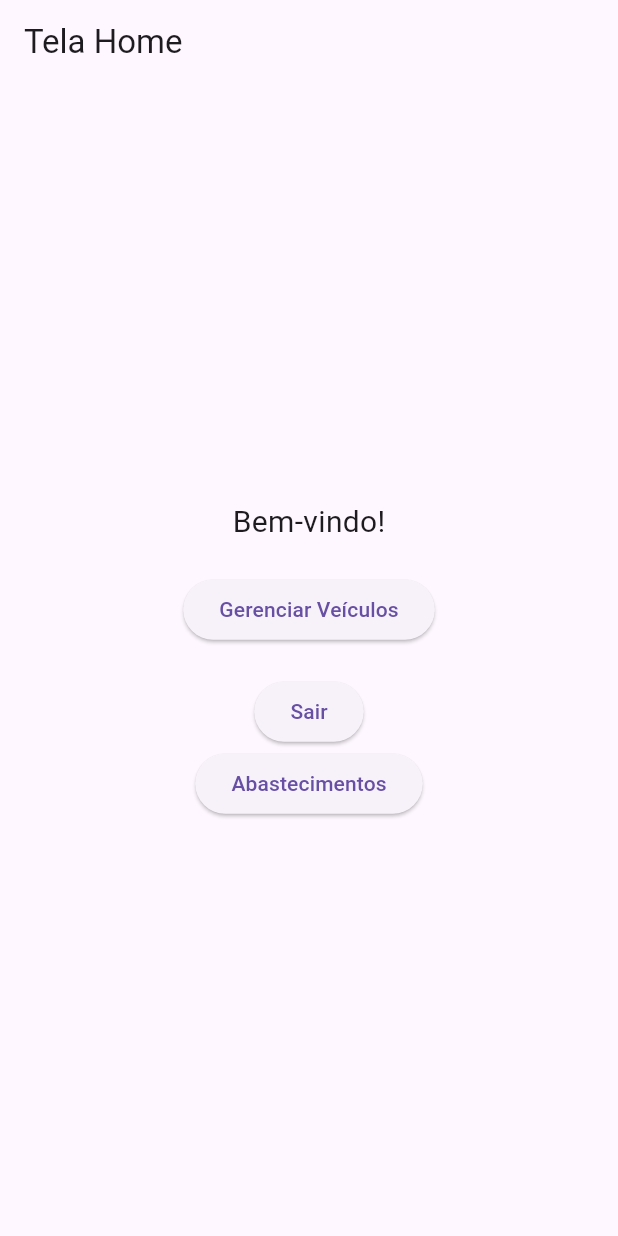
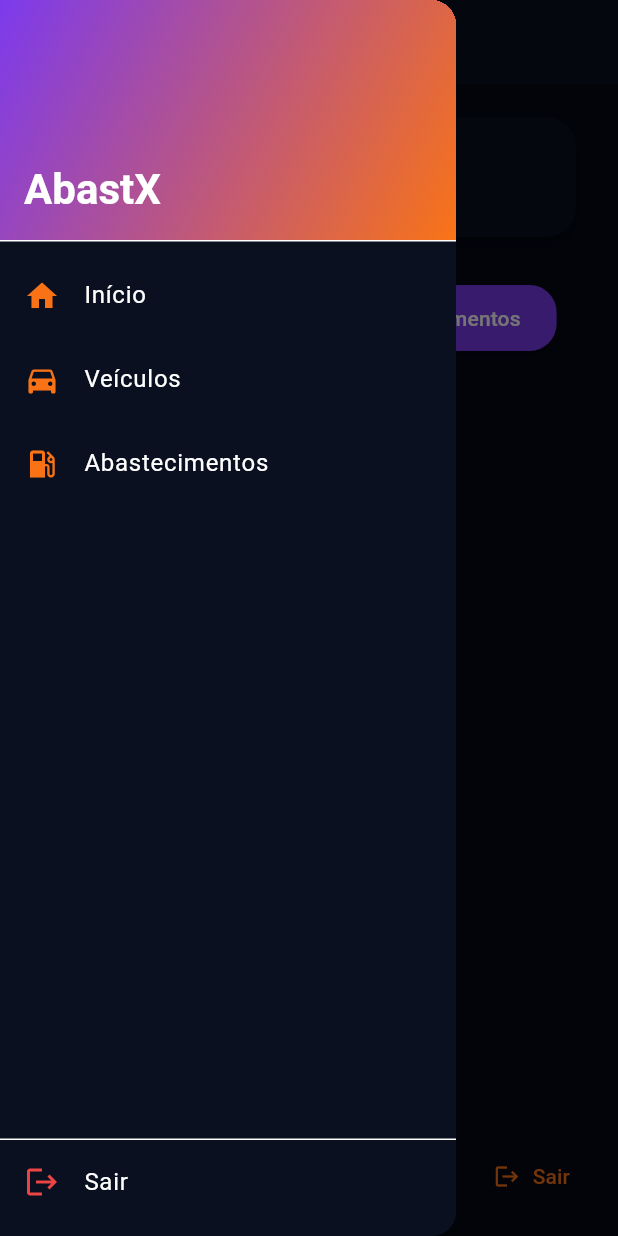
Before and after one commit to SergioRiyo/Controle-de-Abastecimento-e-Veiculos, a Flutter app: the screen it shows once a user with an empty profile is signed in, with the side drawer open (before the commit the screen has no drawer), on a phone screen of 412 x 824 dp. Run offline on Flutter 3.47's test engine with Material 3 defaults, Android fonts, the phone set to English and light mode, and no system bars; our stand-ins replace cloud_firestore, firebase_auth, firebase_core; accounts and stored records are empty.

```diff
--- a/lib/app.dart
+++ b/lib/app.dart
@@ -1,4 +1,5 @@
 import 'package:controle_de_abastecimento/core/routing/auth_gate.dart';
+import 'package:controle_de_abastecimento/core/theme/app_theme.dart';
 import 'package:controle_de_abastecimento/features/vehicles/presentation/pages/vehicle_form_page.dart';
 import 'package:controle_de_abastecimento/features/vehicles/presentation/pages/vehicles_list_page.dart';
 import 'package:flutter/material.dart';
@@ -36,6 +37,7 @@ class App extends StatelessWidget {
       ],
       child: MaterialApp(
         debugShowCheckedModeBanner: false,
+        theme: AppTheme.darkTheme,
         title: 'Controle Abastecimento App',
         home: const AuthGate(),
         routes: {
--- /dev/null
+++ b/lib/core/presentation/widgets/app_drawer.dart
@@ -0,0 +1,118 @@
+import 'package:controle_de_abastecimento/core/routing/auth_gate.dart';
+import 'package:controle_de_abastecimento/features/auth/application/auth_controller.dart';
+import 'package:flutter/material.dart';
+import 'package:provider/provider.dart';
+
+class AppDrawer extends StatelessWidget {
+  const AppDrawer({super.key});
+
+  @override
+  Widget build(BuildContext context) {
+    final colors = Theme.of(context).colorScheme;
+    final auth = context.read<AuthController>();
+
+    return Drawer(
+      backgroundColor: colors.surface,
+      child: Column(
+        children: [
+          DrawerHeader(
+            padding: EdgeInsets.zero,
+            child: Container(
+              decoration: BoxDecoration(
+                gradient: LinearGradient(
+                  colors: [colors.primary, colors.secondary],
+                  begin: Alignment.topLeft,
+                  end: Alignment.bottomRight,
+                ),
+              ),
+              child: Align(
+                alignment: Alignment.bottomLeft,
+                child: Padding(
+                  padding: const EdgeInsets.all(16.0),
+                  child: Text(
+                    'AbastX',
+                    style: Theme.of(context).textTheme.headlineMedium?.copyWith(
+                      color: colors.onPrimary,
+                      fontWeight: FontWeight.bold,
+                    ),
+                  ),
+                ),
+              ),
+            ),
+          ),
+
+          _DrawerItem(
+            icon: Icons.home,
+            label: 'Início',
+            onTap: () {
+              Navigator.pop(context);
+              Navigator.pushReplacementNamed(context, '/home');
+            },
+          ),
+          _DrawerItem(
+            icon: Icons.directions_car,
+            label: 'Veículos',
+            onTap: () {
+              Navigator.pop(context);
+              Navigator.pushReplacementNamed(context, '/vehicles');
+            },
+          ),
+          _DrawerItem(
+            icon: Icons.local_gas_station,
+            label: 'Abastecimentos',
+            onTap: () {
+              Navigator.pop(context);
+              Navigator.pushReplacementNamed(context, '/refuels');
+            },
+          ),
+
+          const Spacer(),
+          const Divider(height: 1),
+          _DrawerItem(
+            icon: Icons.logout,
+            label: 'Sair',
+            color: colors.error,
+            onTap: () async {
+              Navigator.pop(context);
+              await auth.signOut();
+
+              if (!context.mounted) return;
+
+              Navigator.pushAndRemoveUntil(
+                context,
+                MaterialPageRoute(builder: (_) => const AuthGate()),
+                (route) => false,
+              );
+            },
+          ),
+          const SizedBox(height: 8),
+        ],
+      ),
+    );
+  }
+}
+
+class _DrawerItem extends StatelessWidget {
+  final IconData icon;
+  final String label;
+  final VoidCallback onTap;
+  final Color? color;
+
+  const _DrawerItem({
+    required this.icon,
+    required this.label,
+    required this.onTap,
+    this.color,
+  });
+
+  @override
+  Widget build(BuildContext context) {
+    final colors = Theme.of(context).colorScheme;
+
+    return ListTile(
+      leading: Icon(icon, color: color ?? colors.secondary),
+      title: Text(label),
+      onTap: onTap,
+    );
+  }
+}
--- /dev/null
+++ b/lib/core/theme/app_theme.dart
@@ -0,0 +1,104 @@
+import 'package:controle_de_abastecimento/core/theme/palette.dart';
+import 'package:flutter/material.dart';
+
+class AppTheme {
+  static ThemeData get darkTheme {
+    final colorScheme = ColorScheme(
+      brightness: Brightness.dark,
+      primary: AppPalette.secondary,
+      onPrimary: Colors.white,
+      secondary: AppPalette.accent,
+      onSecondary: Colors.black,
+      error: AppPalette.error,
+      onError: Colors.white,
+      background: AppPalette.dominant,
+      onBackground: Colors.white,
+      surface: AppPalette.surface,
+      onSurface: Colors.white,
+      primaryContainer: const Color(0xFF312E81),
+      onPrimaryContainer: Colors.white,
+      secondaryContainer: const Color(0xFFFEF3C7),
+      onSecondaryContainer: Colors.black,
+      surfaceVariant: AppPalette.surfaceVariant,
+      onSurfaceVariant: const Color(0xFFE5E7EB),
+      outline: AppPalette.outline,
+      shadow: Colors.black,
+      inverseSurface: Colors.white,
+      onInverseSurface: Colors.black,
+      inversePrimary: AppPalette.accent,
+    );
+
+    return ThemeData(
+      useMaterial3: true,
+      colorScheme: colorScheme,
+      scaffoldBackgroundColor: AppPalette.dominant,
+
+      appBarTheme: AppBarTheme(
+        backgroundColor: colorScheme.surface,
+        foregroundColor: colorScheme.onSurface,
+        centerTitle: true,
+        elevation: 0,
+      ),
+
+      floatingActionButtonTheme: FloatingActionButtonThemeData(
+        backgroundColor: AppPalette.accent,
+        foregroundColor: Colors.black,
+        shape: RoundedRectangleBorder(
+          borderRadius: BorderRadius.circular(20),
+        ),
+      ),
+
+      elevatedButtonTheme: ElevatedButtonThemeData(
+        style: ElevatedButton.styleFrom(
+          backgroundColor: AppPalette.secondary,
+          foregroundColor: Colors.white,
+          shape: RoundedRectangleBorder(
+            borderRadius: BorderRadius.circular(18),
+          ),
+          padding: const EdgeInsets.symmetric(horizontal: 24, vertical: 12),
+        ),
+      ),
+
+      textButtonTheme: TextButtonThemeData(
+        style: TextButton.styleFrom(
+          foregroundColor: AppPalette.accent,
+        ),
+      ),
+
+      inputDecorationTheme: InputDecorationTheme(
+        border: OutlineInputBorder(
+          borderRadius: BorderRadius.circular(18),
+        ),
+        enabledBorder: OutlineInputBorder(
+          borderRadius: BorderRadius.circular(18),
+          borderSide: BorderSide(color: colorScheme.outline),
+        ),
+        focusedBorder: OutlineInputBorder(
+          borderRadius: BorderRadius.circular(18),
+          borderSide: BorderSide(color: AppPalette.accent, width: 2),
+        ),
+        filled: true,
+        fillColor: colorScheme.surfaceVariant,
+        contentPadding:
+            const EdgeInsets.symmetric(horizontal: 16, vertical: 12),
+        labelStyle: TextStyle(color: colorScheme.onSurfaceVariant),
+      ),
+
+      listTileTheme: ListTileThemeData(
+        shape: RoundedRectangleBorder(
+          borderRadius: BorderRadius.circular(14),
+        ),
+        iconColor: AppPalette.accent,
+      ),
+
+      cardTheme: CardThemeData(
+        color: colorScheme.surface,
+        elevation: 3,
+        margin: const EdgeInsets.symmetric(horizontal: 12, vertical: 6),
+        shape: RoundedRectangleBorder(
+          borderRadius: BorderRadius.circular(20),
+        ),
+      ),
+    );
+  }
+}
--- /dev/null
+++ b/lib/core/theme/palette.dart
@@ -0,0 +1,16 @@
+import 'package:flutter/material.dart';
+
+class AppPalette {
+  static const Color dominant = Color(0xFF050816);
+
+  static const Color secondary = Color(0xFF7C3AED);
+
+
+  static const Color accent = Color(0xFFF97316);
+
+  static const Color surface = Color(0xFF0B1020);
+  static const Color surfaceVariant = Color(0xFF111827);
+  static const Color outline = Color(0xFF4B5563);
+
+  static const Color error = Color(0xFFEF4444);
+}
--- a/lib/features/auth/presentation/pages/home_page.dart
+++ b/lib/features/auth/presentation/pages/home_page.dart
@@ -1,43 +1,84 @@
-import 'package:controle_de_abastecimento/features/refuels/presentation/pages/refuels_page.dart';
+import 'package:controle_de_abastecimento/core/presentation/widgets/app_drawer.dart';
+import 'package:controle_de_abastecimento/core/routing/auth_gate.dart';
+import 'package:controle_de_abastecimento/features/auth/application/auth_controller.dart';
+import 'package:firebase_auth/firebase_auth.dart';
 import 'package:flutter/material.dart';
 import 'package:provider/provider.dart';
-import 'package:controle_de_abastecimento/features/auth/application/auth_controller.dart';
 
 class HomePage extends StatelessWidget {
   const HomePage({super.key});
 
   @override
   Widget build(BuildContext context) {
+    final user = FirebaseAuth.instance.currentUser;
+    final colors = Theme.of(context).colorScheme;
+
     return Scaffold(
-      appBar: AppBar(title: const Text("Tela Home")),
-      body: Center(
+      appBar: AppBar(title: const Text('Dashboard')),
+      drawer: const AppDrawer(),
+      body: Padding(
+        padding: const EdgeInsets.all(16),
         child: Column(
-          mainAxisAlignment: MainAxisAlignment.center,
+          crossAxisAlignment: CrossAxisAlignment.start,
           children: [
-            const Text('Bem-vindo!', style: TextStyle(fontSize: 20)),
-
-            const SizedBox(height: 20),
-            ElevatedButton(
+            Card(
+              child: Padding(
+                padding: const EdgeInsets.all(16.0),
+                child: Row(
+                  children: [
+                    CircleAvatar(
+                      backgroundColor: colors.secondary,
+                      child: const Icon(Icons.person),
+                    ),
+                    const SizedBox(width: 12),
+                    Expanded(
+                      child: Text(
+                        'Bem-vindo,\n${user?.email ?? ''}',
+                        style: Theme.of(context).textTheme.titleMedium,
+                      ),
+                    ),
+                  ],
+                ),
+              ),
+            ),
+            const SizedBox(height: 24),
+            Wrap(
+              spacing: 12,
+              runSpacing: 12,
+              children: [
+                ElevatedButton.icon(
                   onPressed: () {
                     Navigator.pushNamed(context, '/vehicles');
                   },
-              child: const Text("Gerenciar Veículos"),
+                  icon: const Icon(Icons.directions_car),
+                  label: const Text('Meus veículos'),
                 ),
-            const SizedBox(height: 20),
-            ElevatedButton(
+                ElevatedButton.icon(
                   onPressed: () {
-                context.read<AuthController>().signOut();
+                    Navigator.pushNamed(context, '/refuels');
                   },
-              child: const Text("Sair"),
+                  icon: const Icon(Icons.local_gas_station),
+                  label: const Text('Abastecimentos'),
                 ),
-            ElevatedButton(
-              onPressed: () {
-                Navigator.push(
+              ],
+            ),
+            const Spacer(),
+            Align(
+              alignment: Alignment.bottomRight,
+              child: TextButton.icon(
+                onPressed: () async {
+                  await context.read<AuthController>().signOut();
+
+                  if (!context.mounted) return;
+                  Navigator.pushAndRemoveUntil(
                     context,
-                  MaterialPageRoute(builder: (_) => const RefuelsPage()),
+                    MaterialPageRoute(builder: (_) => const AuthGate()),
+                    (route) => false,
                   );
                 },
-              child: const Text('Abastecimentos'),
+                icon: const Icon(Icons.logout),
+                label: const Text('Sair'),
+              ),
             ),
           ],
         ),
--- a/lib/features/refuels/domain/refuel.dart
+++ b/lib/features/refuels/domain/refuel.dart
@@ -9,7 +9,7 @@ class Refuel {
   double valorPago;
   double quilometragem;
   String tipoCombustivel;
-  double consumo; // pode ser calculado ou informado
+  double consumo;
   String observacao;
 
   Refuel({
--- a/lib/features/vehicles/domain/vehicle.dart
+++ b/lib/features/vehicles/domain/vehicle.dart
@@ -1,4 +1,3 @@
-
 class Vehicle {
   String id;
   String donoID;
@@ -7,6 +6,15 @@ class Vehicle {
   String marca;
   String ano;
   String tipoCombustivel;
+
+  static const List<String> tiposCombustivel = [
+    'Gasolina',
+    'Gasolina aditivada',
+    'Etanol',
+    'Diesel',
+    'Diesel S10',
+    'Flex (Gasolina/Etanol)',
+  ];
 
   Vehicle({
     required this.id,
@@ -18,7 +26,7 @@ class Vehicle {
     required this.tipoCombustivel,
   });
 
-  Vehicle.fromMap(Map<String, dynamic> map,String idDoc)
+  Vehicle.fromMap(Map<String, dynamic> map, String idDoc)
       : id = idDoc,
         donoID = map['donoID'],
         modelo = map['modelo'],
```
Also changed, not shown: lib/features/refuels/presentation/pages/refuel_form_page.dart (+65 -17 lines), lib/features/vehicles/presentation/pages/vehicle_form_page.dart (+112 -68 lines). Lines whose indentation alone changed are shown as unchanged.
